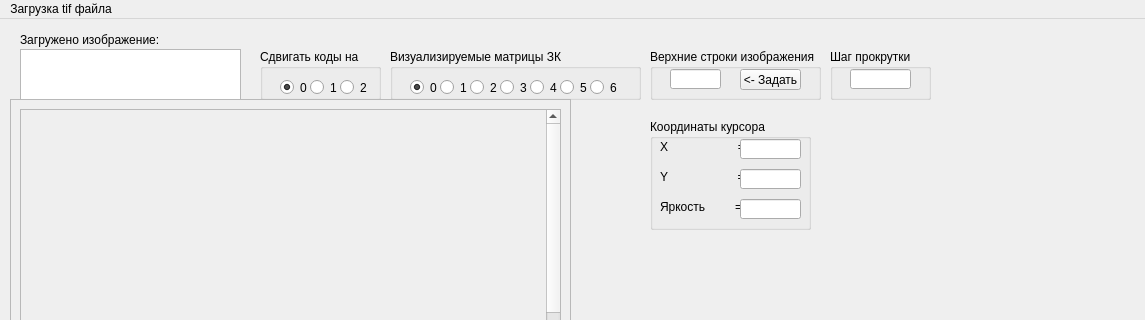
artem56/GreyImageLabProject, file GreyImageLab.ui: the form before one commit; both pictures show x 0 to 1145 and y 0 to 320 of the 1145 by 905 pixel window.
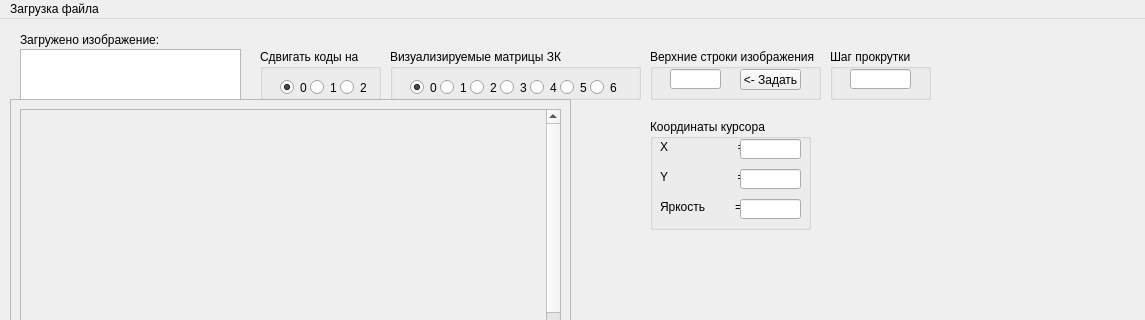
The form after the commit.

The edit to the form file:
```diff
--- a/GreyImageLab.ui
+++ b/GreyImageLab.ui
@@ -528,7 +528,7 @@
    </property>
    <widget class="QMenu" name="menuopen_file">
     <property name="title">
-     <string>Загрузка tif файла</string>
+     <string>Загрузка файла</string>
     </property>
     <addaction name="actionOpen_File"/>
    </widget>
```
Left out of the diff: 2 changed lines with no effect on the pictures.
